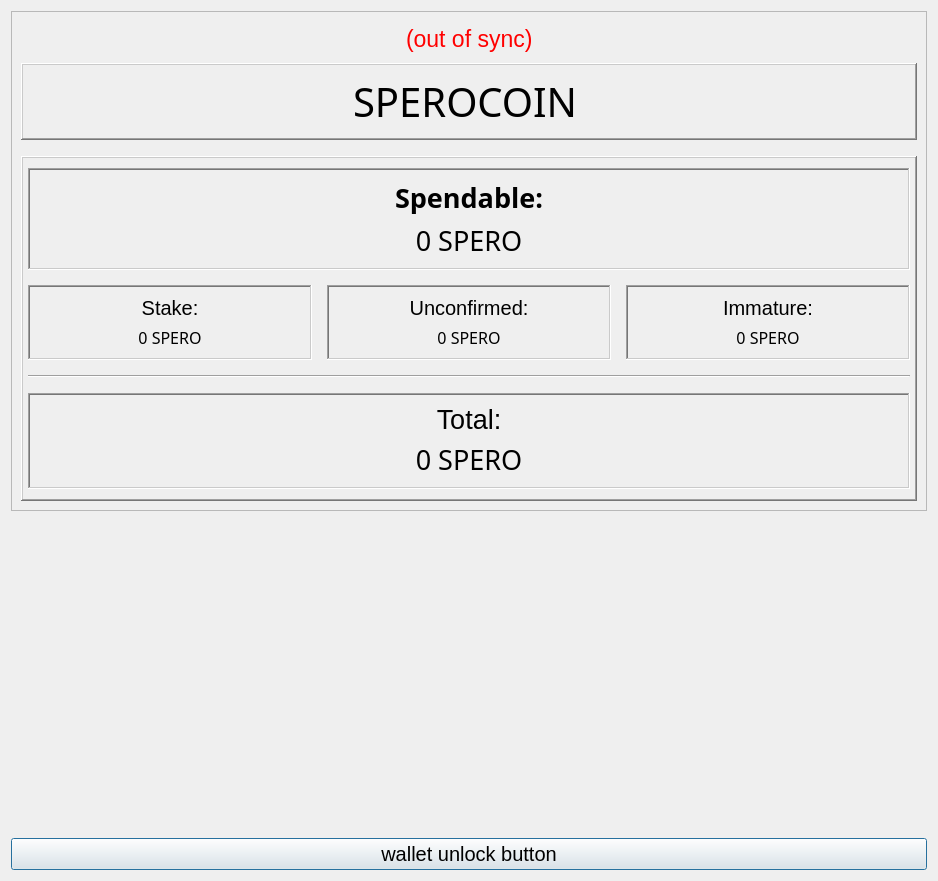
Before: the Qt Designer form src/qt/forms/overviewpage.ui in LightBurdenOfficial/SperoCoin, drawn with Qt 5.
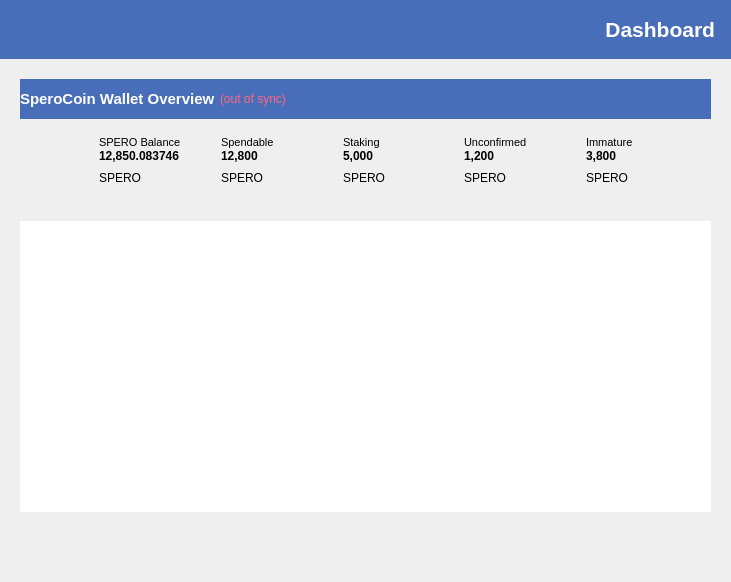
After: the same form once the commit is applied. Icons and pictures are not drawn.

Commit message:
[HARD FORK] SperoCoin v.2.7.0.0
Seja bem vindo à nova fase da SperoCoin!
Apresentamos ao público o novo código-fonte da SPERO, totalmente atualizado e com muitas novidades, além de diversas melhorias.

#JuntosSomosMaisFortes

Patch:
```diff
--- a/src/qt/forms/overviewpage.ui
+++ b/src/qt/forms/overviewpage.ui
@@ -6,126 +6,201 @@
    <rect>
     <x>0</x>
     <y>0</y>
-    <width>938</width>
-    <height>881</height>
+    <width>731</width>
+    <height>582</height>
    </rect>
   </property>
   <property name="windowTitle">
    <string>Form</string>
   </property>
   <property name="styleSheet">
-   <string notr="true"/>
+   <string notr="true">border:0;</string>
   </property>
-  <layout class="QHBoxLayout" name="horizontalLayout" stretch="0">
+  <layout class="QVBoxLayout" name="verticalLayout_6" stretch="0">
+   <property name="spacing">
+    <number>0</number>
+   </property>
+   <property name="leftMargin">
+    <number>0</number>
+   </property>
+   <property name="topMargin">
+    <number>0</number>
+   </property>
+   <property name="rightMargin">
+    <number>0</number>
+   </property>
+   <property name="bottomMargin">
+    <number>0</number>
+   </property>
    <item>
     <layout class="QVBoxLayout" name="verticalLayout">
      <item>
-      <widget class="QFrame" name="frame">
-       <property name="frameShape">
-        <enum>QFrame::StyledPanel</enum>
+      <widget class="QLabel" name="page_title">
+       <property name="minimumSize">
+        <size>
+         <width>0</width>
+         <height>59</height>
+        </size>
        </property>
-       <property name="frameShadow">
-        <enum>QFrame::Raised</enum>
+       <property name="maximumSize">
+        <size>
+         <width>16777215</width>
+         <height>59</height>
+        </size>
        </property>
-       <layout class="QVBoxLayout" name="verticalLayout_1">
+       <property name="font">
+        <font>
+         <family>Tahoma</family>
+         <pointsize>16</pointsize>
+         <weight>75</weight>
+         <bold>true</bold>
+        </font>
+       </property>
+       <property name="styleSheet">
+        <string notr="true">background-color: #486EBA; color: white;padding-right: 10px;</string>
+       </property>
+       <property name="text">
+        <string>Dashboard</string>
+       </property>
+       <property name="alignment">
+        <set>Qt::AlignRight|Qt::AlignTrailing|Qt::AlignVCenter</set>
+       </property>
+      </widget>
+     </item>
         <item>
          <spacer name="verticalSpacer">
           <property name="orientation">
            <enum>Qt::Vertical</enum>
           </property>
           <property name="sizeType">
-           <enum>QSizePolicy::Fixed</enum>
+        <enum>QSizePolicy::Minimum</enum>
           </property>
           <property name="sizeHint" stdset="0">
            <size>
             <width>20</width>
-            <height>5</height>
+         <height>20</height>
            </size>
           </property>
          </spacer>
         </item>
+     <item>
+      <layout class="QHBoxLayout" name="horizontalLayout_7">
+       <property name="spacing">
+        <number>0</number>
+       </property>
+       <item>
+        <spacer name="horizontalSpacer_3">
+         <property name="orientation">
+          <enum>Qt::Horizontal</enum>
+         </property>
+         <property name="sizeType">
+          <enum>QSizePolicy::Minimum</enum>
+         </property>
+         <property name="sizeHint" stdset="0">
+          <size>
+           <width>20</width>
+           <height>20</height>
+          </size>
+         </property>
+        </spacer>
+       </item>
+       <item>
+        <layout class="QVBoxLayout" name="verticalLayout_4">
+         <property name="spacing">
+          <number>0</number>
+         </property>
+         <item>
+          <widget class="QFrame" name="wallet_summary">
+           <property name="maximumSize">
+            <size>
+             <width>16777215</width>
+             <height>140</height>
+            </size>
+           </property>
+           <property name="styleSheet">
+            <string notr="true"/>
+           </property>
+           <property name="frameShape">
+            <enum>QFrame::StyledPanel</enum>
+           </property>
+           <property name="frameShadow">
+            <enum>QFrame::Raised</enum>
+           </property>
+           <layout class="QVBoxLayout" name="verticalLayout_3">
+            <property name="spacing">
+             <number>0</number>
+            </property>
+            <property name="leftMargin">
+             <number>0</number>
+            </property>
+            <property name="topMargin">
+             <number>0</number>
+            </property>
+            <property name="rightMargin">
+             <number>0</number>
+            </property>
+            <property name="bottomMargin">
+             <number>0</number>
+            </property>
+            <item>
+             <widget class="QFrame" name="walletSummaryHeader">
+              <property name="styleSheet">
+               <string notr="true">background-color: #486EBA;</string>
+              </property>
+              <property name="frameShape">
+               <enum>QFrame::StyledPanel</enum>
+              </property>
+              <property name="frameShadow">
+               <enum>QFrame::Raised</enum>
+              </property>
+              <layout class="QHBoxLayout" name="horizontalLayout_4" stretch="0">
+               <property name="spacing">
+                <number>0</number>
+               </property>
+               <property name="leftMargin">
+                <number>0</number>
+               </property>
+               <property name="topMargin">
+                <number>10</number>
+               </property>
+               <property name="rightMargin">
+                <number>10</number>
+               </property>
+               <property name="bottomMargin">
+                <number>10</number>
+               </property>
         <item>
          <layout class="QHBoxLayout" name="horizontalLayout_3">
           <item>
-           <spacer name="horizontalSpacer_2">
-            <property name="orientation">
-             <enum>Qt::Horizontal</enum>
-            </property>
-            <property name="sizeHint" stdset="0">
-             <size>
-              <width>40</width>
-              <height>20</height>
-             </size>
-            </property>
-           </spacer>
+                  <widget class="QLabel" name="section_title_wallet_summary">
+                   <property name="font">
+                    <font>
+                     <pointsize>11</pointsize>
+                     <weight>75</weight>
+                     <bold>true</bold>
+                    </font>
+                   </property>
+                   <property name="styleSheet">
+                    <string notr="true">color: #FFFFFF</string>
+                   </property>
+                   <property name="text">
+                    <string>SperoCoin Wallet Overview</string>
+                   </property>
+                  </widget>
           </item>
           <item>
            <widget class="QLabel" name="labelWalletStatus">
-            <property name="font">
-             <font>
-              <pointsize>17</pointsize>
-             </font>
-            </property>
-            <property name="toolTip">
-             <string>The displayed information may be out of date. Your wallet automatically synchronizes with the SperoCoin network after a connection is established, but this process has not completed yet.</string>
-            </property>
             <property name="styleSheet">
-             <string notr="true">QLabel { color: red; }</string>
+                    <string notr="true">color: #ff667c;</string>
             </property>
             <property name="text">
-             <string notr="true">(out of sync)</string>
-            </property>
-            <property name="alignment">
-             <set>Qt::AlignLeading|Qt::AlignLeft|Qt::AlignVCenter</set>
+                    <string>(out of sync)</string>
+                   </property>
+                   <property name="indent">
+                    <number>5</number>
             </property>
            </widget>
           </item>
-          <item>
-           <spacer name="horizontalSpacer_4">
-            <property name="orientation">
-             <enum>Qt::Horizontal</enum>
-            </property>
-            <property name="sizeHint" stdset="0">
-             <size>
-              <width>40</width>
-              <height>20</height>
-             </size>
-            </property>
-           </spacer>
-          </item>
-         </layout>
-        </item>
-        <item>
-         <spacer name="verticalSpacer_5">
-          <property name="orientation">
-           <enum>Qt::Vertical</enum>
-          </property>
-          <property name="sizeType">
-           <enum>QSizePolicy::Fixed</enum>
-          </property>
-          <property name="sizeHint" stdset="0">
-           <size>
-            <width>20</width>
-            <height>5</height>
-           </size>
-          </property>
-         </spacer>
-        </item>
-        <item>
-         <widget class="QFrame" name="QFramHeader">
-          <property name="frameShape">
-           <enum>QFrame::WinPanel</enum>
-          </property>
-          <property name="frameShadow">
-           <enum>QFrame::Raised</enum>
-          </property>
-          <layout class="QHBoxLayout" name="horizontalLayout_4">
-           <property name="sizeConstraint">
-            <enum>QLayout::SetDefaultConstraint</enum>
-           </property>
-           <property name="leftMargin">
-            <number>1</number>
-           </property>
            <item>
             <spacer name="horizontalSpacer">
              <property name="orientation">
@@ -139,135 +214,146 @@
              </property>
             </spacer>
            </item>
-           <item>
-            <widget class="QLabel" name="label_5">
-             <property name="font">
-              <font>
-               <family>Century Gothic</family>
-               <pointsize>30</pointsize>
-               <weight>50</weight>
-               <italic>false</italic>
-               <bold>false</bold>
-              </font>
-             </property>
-             <property name="text">
-              <string>SPEROCOIN</string>
-             </property>
-            </widget>
-           </item>
-           <item>
-            <spacer name="horizontalSpacer_3">
-             <property name="orientation">
-              <enum>Qt::Horizontal</enum>
-             </property>
-             <property name="sizeType">
-              <enum>QSizePolicy::Expanding</enum>
-             </property>
-             <property name="sizeHint" stdset="0">
-              <size>
-               <width>160</width>
-               <height>20</height>
-              </size>
-             </property>
-            </spacer>
-           </item>
+                </layout>
+               </item>
           </layout>
          </widget>
         </item>
         <item>
-         <spacer name="verticalSpacer_3">
-          <property name="orientation">
-           <enum>Qt::Vertical</enum>
-          </property>
-          <property name="sizeType">
-           <enum>QSizePolicy::Fixed</enum>
-          </property>
-          <property name="sizeHint" stdset="0">
-           <size>
-            <width>20</width>
-            <height>10</height>
-           </size>
-          </property>
-         </spacer>
-        </item>
-        <item>
-         <widget class="QFrame" name="Q">
-          <property name="frameShape">
-           <enum>QFrame::WinPanel</enum>
-          </property>
-          <property name="frameShadow">
-           <enum>QFrame::Raised</enum>
-          </property>
-          <property name="lineWidth">
-           <number>5</number>
-          </property>
-          <property name="midLineWidth">
-           <number>5</number>
-          </property>
-          <layout class="QGridLayout" name="gridLayout">
+             <layout class="QVBoxLayout" name="verticalLayout_2" stretch="0">
+              <property name="spacing">
+               <number>0</number>
+              </property>
            <property name="sizeConstraint">
-            <enum>QLayout::SetDefaultConstraint</enum>
-           </property>
-           <property name="leftMargin">
-            <number>5</number>
-           </property>
-           <property name="topMargin">
-            <number>10</number>
-           </property>
-           <property name="rightMargin">
-            <number>5</number>
-           </property>
-           <property name="bottomMargin">
-            <number>10</number>
-           </property>
-           <property name="spacing">
-            <number>15</number>
-           </property>
-           <item row="2" column="0" colspan="3">
-            <layout class="QVBoxLayout" name="verticalLayout_6">
+               <enum>QLayout::SetNoConstraint</enum>
+              </property>
              <item>
-              <widget class="Line" name="line">
-               <property name="orientation">
-                <enum>Qt::Horizontal</enum>
-               </property>
-              </widget>
-             </item>
-            </layout>
-           </item>
-           <item row="0" column="0" colspan="3">
-            <widget class="QFrame" name="QframeSpendable">
+               <widget class="QFrame" name="balance_summary">
+                <property name="maximumSize">
+                 <size>
+                  <width>16777215</width>
+                  <height>100</height>
+                 </size>
+                </property>
              <property name="frameShape">
-              <enum>QFrame::WinPanel</enum>
+                 <enum>QFrame::StyledPanel</enum>
              </property>
              <property name="frameShadow">
-              <enum>QFrame::Sunken</enum>
-             </property>
-             <layout class="QVBoxLayout" name="verticalLayout_2">
+                 <enum>QFrame::Raised</enum>
+                </property>
+                <layout class="QHBoxLayout" name="horizontalLayout_2">
               <item>
-               <widget class="QLabel" name="label">
+                  <layout class="QHBoxLayout" name="horizontalLayout">
+                   <item>
+                    <widget class="QPushButton" name="do_icon">
+                     <property name="minimumSize">
+                      <size>
+                       <width>64</width>
+                       <height>64</height>
+                      </size>
+                     </property>
+                     <property name="maximumSize">
+                      <size>
+                       <width>60</width>
+                       <height>60</height>
+                      </size>
+                     </property>
+                     <property name="text">
+                      <string/>
+                     </property>
+                     <property name="icon">
+                      <iconset>
+                       <normaloff>:/icons/SperoCoinLogo</normaloff>
+                       <normalon>:/icons/SperoCoinLogo</normalon>:/icons/SperoCoinLogo</iconset>
+                     </property>
+                     <property name="iconSize">
+                      <size>
+                       <width>48</width>
+                       <height>48</height>
+                      </size>
+                     </property>
+                    </widget>
+                   </item>
+                   <item>
+                    <layout class="QVBoxLayout" name="total">
+                     <property name="spacing">
+                      <number>0</number>
+                     </property>
+                     <item>
+                      <widget class="QLabel" name="labelTotalText">
                 <property name="font">
                  <font>
-                  <family>Century Gothic</family>
-                  <pointsize>20</pointsize>
+                         <pointsize>8</pointsize>
+                        </font>
+                       </property>
+                       <property name="styleSheet">
+                        <string notr="true"/>
+                       </property>
+                       <property name="text">
+                        <string>SPERO Balance</string>
+                       </property>
+                       <property name="alignment">
+                        <set>Qt::AlignBottom|Qt::AlignLeading|Qt::AlignLeft</set>
+                       </property>
+                      </widget>
+                     </item>
+                     <item>
+                      <widget class="QLabel" name="labelTotal">
+                       <property name="font">
+                        <font>
+                         <pointsize>9</pointsize>
                   <weight>75</weight>
-                  <italic>false</italic>
                   <bold>true</bold>
                  </font>
                 </property>
                 <property name="styleSheet">
                  <string notr="true"/>
                 </property>
-                <property name="frameShape">
-                 <enum>QFrame::NoFrame</enum>
-                </property>
-                <property name="frameShadow">
-                 <enum>QFrame::Plain</enum>
-                </property>
+                       <property name="text">
+                        <string>12,850.083746</string>
+                       </property>
+                       <property name="alignment">
+                        <set>Qt::AlignLeading|Qt::AlignLeft|Qt::AlignTop</set>
+                       </property>
+                      </widget>
+                     </item>
+                     <item>
+                      <widget class="QLabel" name="labelTotalUnit">
+                       <property name="font">
+                        <font>
+                         <pointsize>9</pointsize>
+                        </font>
+                       </property>
                 <property name="text">
-                 <string>Spendable:</string>
+                        <string>SPERO</string>
                 </property>
                 <property name="alignment">
-                 <set>Qt::AlignCenter</set>
+                        <set>Qt::AlignLeading|Qt::AlignLeft|Qt::AlignTop</set>
+                       </property>
+                      </widget>
+                     </item>
+                    </layout>
+                   </item>
+                   <item>
+                    <layout class="QVBoxLayout" name="balance">
+                     <property name="spacing">
+                      <number>0</number>
+                     </property>
+                     <item>
+                      <widget class="QLabel" name="labelBalanceText">
+                       <property name="font">
+                        <font>
+                         <pointsize>8</pointsize>
+                        </font>
+                       </property>
+                       <property name="styleSheet">
+                        <string notr="true"/>
+                       </property>
+                       <property name="text">
+                        <string>Spendable</string>
+                       </property>
+                       <property name="alignment">
+                        <set>Qt::AlignBottom|Qt::AlignLeading|Qt::AlignLeft</set>
                 </property>
                </widget>
               </item>
@@ -275,66 +361,59 @@
                <widget class="QLabel" name="labelBalance">
                 <property name="font">
                  <font>
-                  <family>Century Gothic</family>
-                  <pointsize>20</pointsize>
-                  <weight>50</weight>
-                  <italic>false</italic>
-                  <bold>false</bold>
-                 </font>
-                </property>
-                <property name="cursor">
-                 <cursorShape>IBeamCursor</cursorShape>
-                </property>
-                <property name="toolTip">
-                 <string>Your current spendable balance</string>
-                </property>
-                <property name="autoFillBackground">
-                 <bool>false</bool>
-                </property>
+                         <pointsize>9</pointsize>
+                         <weight>75</weight>
+                         <bold>true</bold>
+                        </font>
+                       </property>
                 <property name="styleSheet">
                  <string notr="true"/>
                 </property>
-                <property name="frameShape">
-                 <enum>QFrame::NoFrame</enum>
-                </property>
                 <property name="text">
-                 <string notr="true">0 SPERO</string>
+                        <string>12,800</string>
                 </property>
                 <property name="alignment">
-                 <set>Qt::AlignCenter</set>
-                </property>
-                <property name="wordWrap">
-                 <bool>false</bool>
-                </property>
-                <property name="textInteractionFlags">
-                 <set>Qt::LinksAccessibleByMouse|Qt::TextSelectableByKeyboard|Qt::TextSelectableByMouse</set>
+                        <set>Qt::AlignLeading|Qt::AlignLeft|Qt::AlignTop</set>
+                       </property>
+                      </widget>
+                     </item>
+                     <item>
+                      <widget class="QLabel" name="labelBalanceUnit">
+                       <property name="font">
+                        <font>
+                         <pointsize>9</pointsize>
+                        </font>
+                       </property>
+                       <property name="text">
+                        <string>SPERO</string>
+                       </property>
+                       <property name="alignment">
+                        <set>Qt::AlignLeading|Qt::AlignLeft|Qt::AlignTop</set>
                 </property>
                </widget>
               </item>
              </layout>
-            </widget>
-           </item>
-           <item row="1" column="0">
-            <widget class="QFrame" name="QFrameStake">
-             <property name="frameShape">
-              <enum>QFrame::WinPanel</enum>
-             </property>
-             <property name="frameShadow">
-              <enum>QFrame::Sunken</enum>
-             </property>
-             <layout class="QVBoxLayout" name="verticalLayout_3">
+                   </item>
+                   <item>
+                    <layout class="QVBoxLayout" name="stake">
+                     <property name="spacing">
+                      <number>0</number>
+                     </property>
               <item>
-               <widget class="QLabel" name="label_6">
+                      <widget class="QLabel" name="labelStakeText">
                 <property name="font">
                  <font>
-                  <pointsize>15</pointsize>
-                 </font>
-                </property>
+                         <pointsize>8</pointsize>
+                        </font>
+                       </property>
+                       <property name="styleSheet">
+                        <string notr="true"/>
+                       </property>
                 <property name="text">
-                 <string>Stake:</string>
+                        <string>Staking</string>
                 </property>
                 <property name="alignment">
-                 <set>Qt::AlignCenter</set>
+                        <set>Qt::AlignBottom|Qt::AlignLeading|Qt::AlignLeft</set>
                 </property>
                </widget>
               </item>
@@ -342,54 +421,119 @@
                <widget class="QLabel" name="labelStake">
                 <property name="font">
                  <font>
-                  <family>Century Gothic</family>
-                  <pointsize>12</pointsize>
-                  <weight>50</weight>
-                  <italic>false</italic>
-                  <bold>false</bold>
-                 </font>
-                </property>
-                <property name="cursor">
-                 <cursorShape>IBeamCursor</cursorShape>
-                </property>
-                <property name="toolTip">
-                 <string>Total of coins that was staked, and do not yet count toward the current balance</string>
-                </property>
+                         <pointsize>9</pointsize>
+                         <weight>75</weight>
+                         <bold>true</bold>
+                        </font>
+                       </property>
+                       <property name="styleSheet">
+                        <string notr="true"/>
+                       </property>
                 <property name="text">
-                 <string notr="true">0 SPERO</string>
+                        <string>5,000</string>
                 </property>
                 <property name="alignment">
-                 <set>Qt::AlignCenter</set>
-                </property>
-                <property name="textInteractionFlags">
-                 <set>Qt::LinksAccessibleByMouse|Qt::TextSelectableByKeyboard|Qt::TextSelectableByMouse</set>
-                </property>
+                        <set>Qt::AlignLeading|Qt::AlignLeft|Qt::AlignTop</set>
+                       </property>
+                      </widget>
+                     </item>
+                     <item>
+                      <widget class="QLabel" name="labelStakeUnit">
+                       <property name="font">
+                        <font>
+                         <pointsize>9</pointsize>
+                        </font>
+                       </property>
+                       <property name="text">
+                        <string>SPERO</string>
+                       </property>
+                       <property name="alignment">
+                        <set>Qt::AlignLeading|Qt::AlignLeft|Qt::AlignTop</set>
+                       </property>
                </widget>
               </item>
              </layout>
-            </widget>
-           </item>
-           <item row="1" column="2">
-            <widget class="QFrame" name="QFrameImature">
-             <property name="frameShape">
-              <enum>QFrame::WinPanel</enum>
-             </property>
-             <property name="frameShadow">
-              <enum>QFrame::Sunken</enum>
-             </property>
-             <layout class="QVBoxLayout" name="verticalLayout_5">
+                   </item>
+                   <item>
+                    <layout class="QVBoxLayout" name="unconfirmed">
+                     <property name="spacing">
+                      <number>0</number>
+                     </property>
+                     <item>
+                      <widget class="QLabel" name="labelUnconfirmedText">
+                       <property name="font">
+                        <font>
+                         <pointsize>8</pointsize>
+                        </font>
+                       </property>
+                       <property name="styleSheet">
+                        <string notr="true"/>
+                       </property>
+                       <property name="text">
+                        <string>Unconfirmed</string>
+                       </property>
+                       <property name="alignment">
+                        <set>Qt::AlignBottom|Qt::AlignLeading|Qt::AlignLeft</set>
+                       </property>
+                      </widget>
+                     </item>
+                     <item>
+                      <widget class="QLabel" name="labelUnconfirmed">
+                       <property name="font">
+                        <font>
+                         <pointsize>9</pointsize>
+                         <weight>75</weight>
+                         <bold>true</bold>
+                        </font>
+                       </property>
+                       <property name="styleSheet">
+                        <string notr="true"/>
+                       </property>
+                       <property name="text">
+                        <string>1,200</string>
+                       </property>
+                       <property name="alignment">
+                        <set>Qt::AlignLeading|Qt::AlignLeft|Qt::AlignTop</set>
+                       </property>
+                      </widget>
+                     </item>
+                     <item>
+                      <widget class="QLabel" name="labelUnconfirmedUnit">
+                       <property name="font">
+                        <font>
+                         <pointsize>9</pointsize>
+                        </font>
+                       </property>
+                       <property name="text">
+                        <string>SPERO</string>
+                       </property>
+                       <property name="alignment">
+                        <set>Qt::AlignLeading|Qt::AlignLeft|Qt::AlignTop</set>
+                       </property>
+                      </widget>
+                     </item>
+                    </layout>
+                   </item>
+                   <item>
+                    <layout class="QVBoxLayout" name="immature">
+                     <property name="spacing">
+                      <number>0</number>
+                     </property>
               <item>
                <widget class="QLabel" name="labelImmatureText">
                 <property name="font">
                  <font>
-                  <pointsize>15</pointsize>
-                 </font>
-                </property>
+                         <pointsize>8</pointsize>
+                        </font>
+                       </property>
+                       <property name="styleSheet">
+                        <string notr="true"/>
+                       </property>
                 <property name="text">
-                 <string>Immature:</string>
+                        <string>Immature</string>
                 </property>
                 <property name="alignment">
-                 <set>Qt::AlignCenter</set>
+                        <set>Qt::AlignBottom|Qt::AlignLeading|Qt::AlignLeft</set>
                 </property>
                </widget>
               </item>
@@ -397,145 +541,45 @@
                <widget class="QLabel" name="labelImmature">
                 <property name="font">
                  <font>
-                  <family>Century Gothic</family>
-                  <pointsize>12</pointsize>
-                  <weight>50</weight>
-                  <italic>false</italic>
-                  <bold>false</bold>
-                 </font>
-                </property>
-                <property name="toolTip">
-                 <string>Mined balance that has not yet matured</string>
-                </property>
-                <property name="frameShape">
-                 <enum>QFrame::NoFrame</enum>
-                </property>
+                         <pointsize>9</pointsize>
+                         <weight>75</weight>
+                         <bold>true</bold>
+                        </font>
+                       </property>
+                       <property name="styleSheet">
+                        <string notr="true"/>
+                       </property>
                 <property name="text">
-                 <string notr="true">0 SPERO</string>
+                        <string>3,800</string>
                 </property>
                 <property name="alignment">
-                 <set>Qt::AlignCenter</set>
-                </property>
-                <property name="textInteractionFlags">
-                 <set>Qt::LinksAccessibleByMouse|Qt::TextSelectableByKeyboard|Qt::TextSelectableByMouse</set>
-                </property>
-               </widget>
-              </item>
-             </layout>
-            </widget>
-           </item>
-           <item row="1" column="1">
-            <widget class="QFrame" name="QFrameUncorfimed">
-             <property name="frameShape">
-              <enum>QFrame::WinPanel</enum>
-             </property>
-             <property name="frameShadow">
-              <enum>QFrame::Sunken</enum>
-             </property>
-             <layout class="QVBoxLayout" name="verticalLayout_4">
+                        <set>Qt::AlignLeading|Qt::AlignLeft|Qt::AlignTop</set>
+                       </property>
+                      </widget>
+                     </item>
               <item>
-               <widget class="QLabel" name="label_3">
+                      <widget class="QLabel" name="labelImmatureUnit">
                 <property name="font">
                  <font>
-                  <pointsize>15</pointsize>
+                         <pointsize>9</pointsize>
                  </font>
                 </property>
                 <property name="text">
-                 <string>Unconfirmed:</string>
+                        <string>SPERO</string>
                 </property>
                 <property name="alignment">
-                 <set>Qt::AlignCenter</set>
+                        <set>Qt::AlignLeading|Qt::AlignLeft|Qt::AlignTop</set>
                 </property>
                </widget>
               </item>
-              <item>
-               <widget class="QLabel" name="labelUnconfirmed">
-                <property name="font">
-                 <font>
-                  <family>Century Gothic</family>
-                  <pointsize>12</pointsize>
-                  <weight>50</weight>
-                  <italic>false</italic>
-                  <bold>false</bold>
-                 </font>
-                </property>
-                <property name="cursor">
-                 <cursorShape>IBeamCursor</cursorShape>
-                </property>
-                <property name="toolTip">
-                 <string>Total of transactions that have yet to be confirmed, and do not yet count toward the current balance</string>
-                </property>
-                <property name="text">
-                 <string notr="true">0 SPERO</string>
-                </property>
-                <property name="alignment">
-                 <set>Qt::AlignCenter</set>
-                </property>
-                <property name="textInteractionFlags">
-                 <set>Qt::LinksAccessibleByMouse|Qt::TextSelectableByKeyboard|Qt::TextSelectableByMouse</set>
-                </property>
-               </widget>
-              </item>
-             </layout>
-            </widget>
-           </item>
-           <item row="3" column="0" colspan="3">
-            <widget class="QFrame" name="QFrameTotal">
-             <property name="frameShape">
-              <enum>QFrame::WinPanel</enum>
-             </property>
-             <property name="frameShadow">
-              <enum>QFrame::Sunken</enum>
-             </property>
-             <layout class="QVBoxLayout" name="verticalLayout_7">
-              <item>
-               <widget class="QLabel" name="labelTotalText">
-                <property name="font">
-                 <font>
-                  <pointsize>20</pointsize>
-                 </font>
-                </property>
-                <property name="text">
-                 <string>Total:</string>
-                </property>
-                <property name="alignment">
-                 <set>Qt::AlignCenter</set>
-                </property>
-               </widget>
-              </item>
-              <item>
-               <widget class="QLabel" name="labelTotal">
-                <property name="font">
-                 <font>
-                  <family>Century Gothic</family>
-                  <pointsize>20</pointsize>
-                  <weight>50</weight>
-                  <italic>false</italic>
-                  <bold>false</bold>
-                 </font>
-                </property>
-                <property name="cursor">
-                 <cursorShape>IBeamCursor</cursorShape>
-                </property>
-                <property name="toolTip">
-                 <string>Your current total balance</string>
-                </property>
-                <property name="text">
-                 <string notr="true">0 SPERO</string>
-                </property>
-                <property name="alignment">
-                 <set>Qt::AlignCenter</set>
-                </property>
-                <property name="textInteractionFlags">
-                 <set>Qt::LinksAccessibleByMouse|Qt::TextSelectableByKeyboard|Qt::TextSelectableByMouse</set>
-                </property>
-               </widget>
-              </item>
+                    </layout>
+                   </item>
+                  </layout>
+                 </item>
              </layout>
             </widget>
            </item>
           </layout>
-         </widget>
         </item>
        </layout>
       </widget>
@@ -545,55 +589,138 @@
        <property name="orientation">
         <enum>Qt::Vertical</enum>
        </property>
+           <property name="sizeType">
+            <enum>QSizePolicy::Fixed</enum>
+           </property>
        <property name="sizeHint" stdset="0">
         <size>
          <width>20</width>
-         <height>40</height>
+             <height>20</height>
         </size>
        </property>
       </spacer>
      </item>
      <item>
-      <widget class="QPushButton" name="unlockWalletButton">
-       <property name="sizePolicy">
-        <sizepolicy hsizetype="Minimum" vsizetype="Fixed">
-         <horstretch>0</horstretch>
-         <verstretch>0</verstretch>
-        </sizepolicy>
+          <widget class="QFrame" name="transactions_summary">
+           <property name="minimumSize">
+            <size>
+             <width>0</width>
+             <height>300</height>
+            </size>
        </property>
        <property name="maximumSize">
         <size>
-         <width>16777214</width>
-         <height>16777214</height>
-        </size>
-       </property>
-       <property name="font">
-        <font>
-         <pointsize>15</pointsize>
-        </font>
-       </property>
-       <property name="toolTip">
-        <string/>
-       </property>
+             <width>16777215</width>
+             <height>300</height>
+            </size>
+           </property>
+           <property name="styleSheet">
+            <string notr="true"/>
+           </property>
+           <property name="frameShape">
+            <enum>QFrame::StyledPanel</enum>
+           </property>
+           <property name="frameShadow">
+            <enum>QFrame::Raised</enum>
+           </property>
+           <layout class="QVBoxLayout" name="verticalLayout_7">
+            <property name="spacing">
+             <number>0</number>
+            </property>
+            <property name="leftMargin">
+             <number>0</number>
+            </property>
+            <property name="topMargin">
+             <number>0</number>
+            </property>
+            <property name="rightMargin">
+             <number>0</number>
+            </property>
+            <item>
+             <layout class="QVBoxLayout" name="verticalLayout_5">
+              <property name="spacing">
+               <number>0</number>
+              </property>
+              <property name="sizeConstraint">
+               <enum>QLayout::SetDefaultConstraint</enum>
+              </property>
+              <item>
+               <widget class="QTableView" name="listTransactions">
+                <property name="minimumSize">
+                 <size>
+                  <width>0</width>
+                  <height>0</height>
+                 </size>
+                </property>
+                <property name="maximumSize">
+                 <size>
+                  <width>16777215</width>
+                  <height>16777215</height>
+                 </size>
+                </property>
        <property name="styleSheet">
         <string notr="true"/>
        </property>
-       <property name="text">
-        <string>wallet unlock button</string>
-       </property>
-       <property name="checkable">
-        <bool>false</bool>
-       </property>
-       <property name="autoDefault">
-        <bool>false</bool>
-       </property>
-       <property name="default">
+                <property name="frameShape">
+                 <enum>QFrame::NoFrame</enum>
+                </property>
+                <property name="lineWidth">
+                 <number>0</number>
+                </property>
+                <property name="verticalScrollBarPolicy">
+                 <enum>Qt::ScrollBarAlwaysOff</enum>
+                </property>
+                <property name="autoScroll">
         <bool>true</bool>
        </property>
-       <property name="flat">
-        <bool>false</bool>
-       </property>
-      </widget>
+                <property name="gridStyle">
+                 <enum>Qt::NoPen</enum>
+                </property>
+                <attribute name="horizontalHeaderVisible">
+                 <bool>true</bool>
+                </attribute>
+               </widget>
+              </item>
+             </layout>
+            </item>
+           </layout>
+          </widget>
+         </item>
+        </layout>
+       </item>
+       <item>
+        <spacer name="horizontalSpacer_4">
+         <property name="orientation">
+          <enum>Qt::Horizontal</enum>
+         </property>
+         <property name="sizeType">
+          <enum>QSizePolicy::Minimum</enum>
+         </property>
+         <property name="sizeHint" stdset="0">
+          <size>
+           <width>20</width>
+           <height>20</height>
+          </size>
+         </property>
+        </spacer>
+       </item>
+      </layout>
+     </item>
+     <item>
+      <spacer name="verticalSpacer_3">
+       <property name="orientation">
+        <enum>Qt::Vertical</enum>
+       </property>
+       <property name="sizeType">
+        <enum>QSizePolicy::Expanding</enum>
+       </property>
+       <property name="sizeHint" stdset="0">
+        <size>
+         <width>20</width>
+         <height>20</height>
+        </size>
+       </property>
+      </spacer>
      </item>
     </layout>
    </item>
```
Lines whose indentation alone changed are shown as unchanged. The commit also changes 2144 other files.
